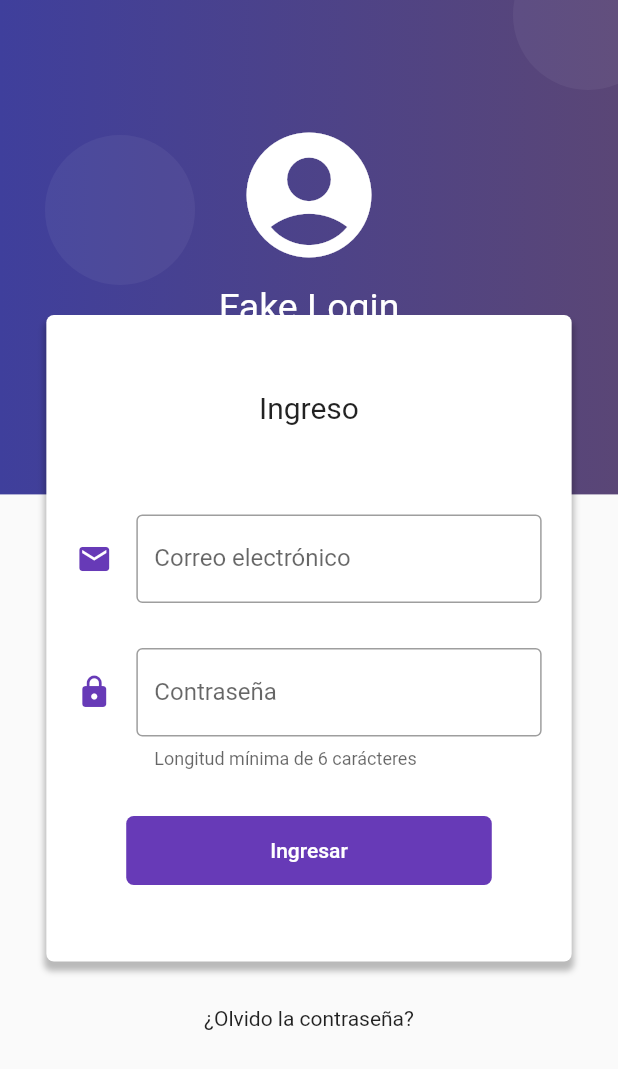
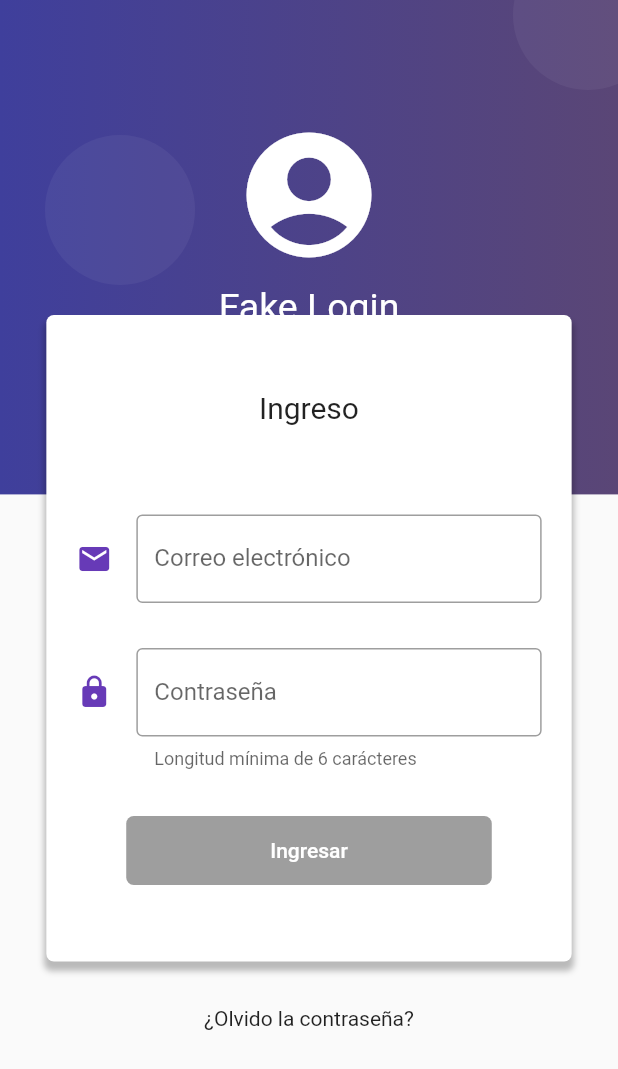
Before and after one commit to bider88/formularios_flutter, a Flutter app: the screen it shows after launch, on a phone screen of 412 x 824 dp. Shown: the top 1069 px of the screen. Run offline on Flutter 3.47's test engine with Material 2 defaults, Android fonts, the phone set to English and light mode, and no system bars; our stand-ins replace rxdart.

Commit message:
add rxdart to get error and disabled button when form is invalid

```diff
--- a/lib/src/bloc/login_bloc.dart
+++ b/lib/src/bloc/login_bloc.dart
@@ -1,15 +1,21 @@
 import 'dart:async';
 
 import 'package:formularios_flutter/src/bloc/validators.dart';
+import 'package:rxdart/rxdart.dart';
 
 class LoginBloc with Validators {
 
-  final _emailController = StreamController<String>.broadcast();
-  final _passwordController = StreamController<String>.broadcast();
+  // final _emailController = StreamController<String>.broadcast();
+  // final _passwordController = StreamController<String>.broadcast();
+  final _emailController = BehaviorSubject<String>();
+  final _passwordController = BehaviorSubject<String>();
 
   // listen values of stream
   Stream<String> get emailStream => _emailController.stream.transform( validEmail );
   Stream<String> get passwordStream => _passwordController.stream.transform( validPassword );
+
+  Stream<bool> get formValidStream =>
+    Rx.combineLatest2(emailStream, passwordStream, (email, password) => true);
 
   // Insert values
   Function(String) get changeEmail => _emailController.sink.add;
--- a/lib/src/pages/login_page.dart
+++ b/lib/src/pages/login_page.dart
@@ -54,7 +54,7 @@ class LoginPage extends StatelessWidget {
                 SizedBox(height: 30),
                 _createPassword(bloc),
                 SizedBox(height: 30),
-                _createButton()
+                _createButton(bloc)
               ],
             ),
           ),
@@ -113,7 +113,11 @@ class LoginPage extends StatelessWidget {
     );
   }
 
-  Widget _createButton() {
+  Widget _createButton(LoginBloc bloc) {
+
+    return StreamBuilder(
+      stream: bloc.formValidStream,
+      builder: (context, snapshot) {
         return RaisedButton(
           child: Container(
             padding: EdgeInsets.symmetric(horizontal: 80, vertical: 15),
@@ -125,7 +129,11 @@ class LoginPage extends StatelessWidget {
           elevation: 0,
           color: Colors.deepPurple,
           textColor: Colors.white,
-      onPressed: () {}
+          onPressed: snapshot.hasData ? () {
+
+          } : null
+        );
+      },
     );
   }
 
--- a/pubspec.yaml
+++ b/pubspec.yaml
@@ -28,6 +28,7 @@ dependencies:
   # The following adds the Cupertino Icons font to your application.
   # Use with the CupertinoIcons class for iOS style icons.
   cupertino_icons: ^1.0.0
+  rxdart: ^0.24.1
 
 dev_dependencies:
   flutter_test:
```
Also changed, not shown: pubspec.lock. Lines whose indentation alone changed are shown as unchanged.
